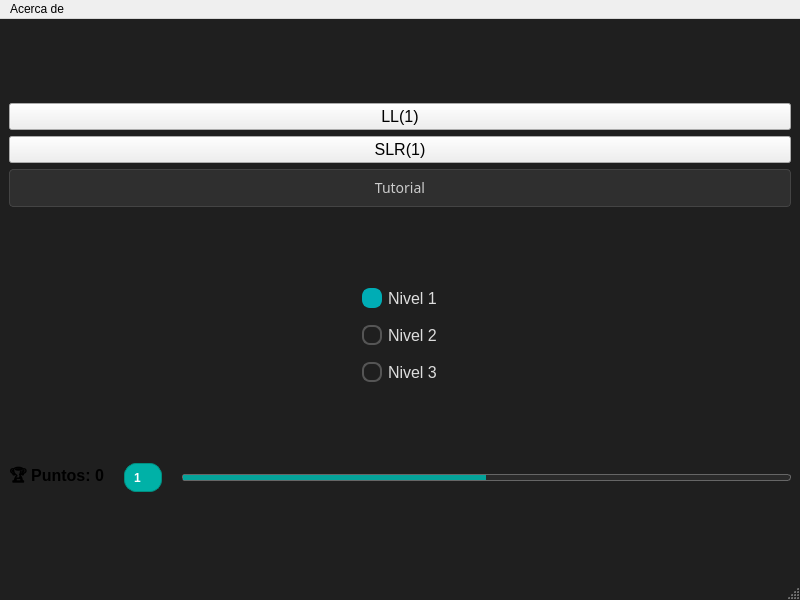
Qt form mainwindow.ui (jose-rZM/SyntaxTutor) before a commit.
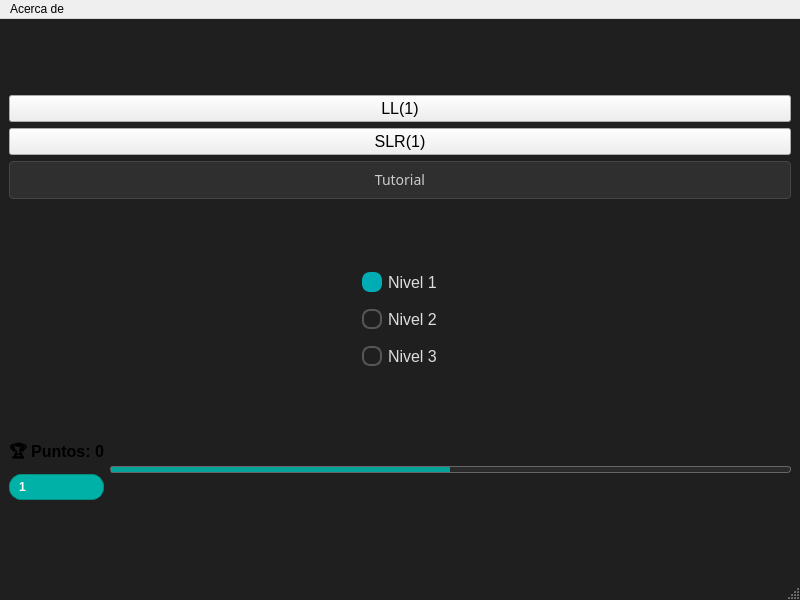
The same form after that commit. Icons and pictures are not drawn.

The edit to the form file:
```diff
--- a/mainwindow.ui
+++ b/mainwindow.ui
@@ -31,7 +31,7 @@
 </string>
   </property>
   <widget class="QWidget" name="centralwidget">
-   <layout class="QVBoxLayout" name="verticalLayout_3">
+   <layout class="QVBoxLayout" name="verticalLayout_4">
     <item>
      <layout class="QVBoxLayout" name="verticalLayout">
       <item>
@@ -261,10 +261,9 @@
      </layout>
     </item>
     <item>
-     <layout class="QHBoxLayout" name="horizontalLayoutGamification">
-      <property name="spacing">
-       <number>20</number>
-      </property>
+     <layout class="QHBoxLayout" name="horizontalLayout">
+      <item>
+       <layout class="QVBoxLayout" name="verticalLayout_3">
       <item>
        <widget class="QLabel" name="labelScore">
         <property name="font">
@@ -296,6 +295,12 @@
       </item>
       <item>
        <widget class="QLabel" name="badgeNivel">
+          <property name="sizePolicy">
+           <sizepolicy hsizetype="Preferred" vsizetype="Maximum">
+            <horstretch>0</horstretch>
+            <verstretch>0</verstretch>
+           </sizepolicy>
+          </property>
         <property name="minimumSize">
          <size>
           <width>38</width>
@@ -334,6 +339,8 @@
          <string>1</string>
         </property>
        </widget>
+        </item>
+       </layout>
       </item>
       <item>
        <widget class="QProgressBar" name="progressBarNivel">
```
Lines whose indentation alone changed are shown as unchanged.
